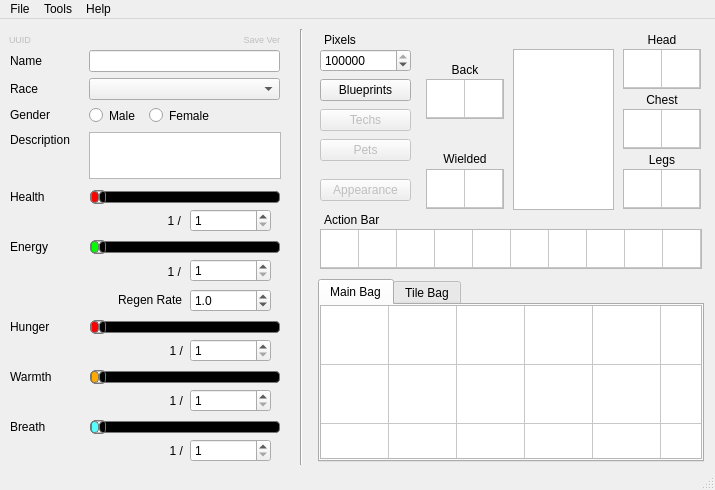
Old version of the form starcheat/templates/MainWindow.ui in the repository wizzomafizzo/starcheat.
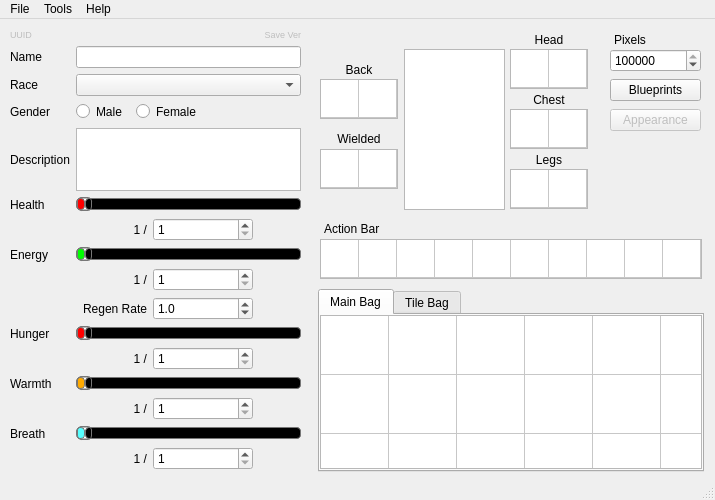
New version of the form.

Commit message: Main window gui tweaks

```diff
--- a/starcheat/templates/MainWindow.ui
+++ b/starcheat/templates/MainWindow.ui
@@ -7,7 +7,7 @@
     <x>0</x>
     <y>0</y>
     <width>715</width>
-    <height>490</height>
+    <height>500</height>
    </rect>
   </property>
   <property name="sizePolicy">
@@ -19,423 +19,23 @@
   <property name="minimumSize">
    <size>
     <width>715</width>
-    <height>490</height>
+    <height>500</height>
    </size>
   </property>
   <property name="maximumSize">
    <size>
     <width>715</width>
-    <height>490</height>
+    <height>500</height>
    </size>
   </property>
   <property name="windowTitle">
    <string>starcheat</string>
   </property>
   <widget class="QWidget" name="centralwidget">
-   <widget class="QSpinBox" name="max_health">
-    <property name="geometry">
-     <rect>
-      <x>190</x>
-      <y>190</y>
-      <width>81</width>
-      <height>23</height>
-     </rect>
-    </property>
-    <property name="minimum">
-     <number>1</number>
-    </property>
-    <property name="maximum">
-     <number>1000000</number>
-    </property>
-    <property name="singleStep">
-     <number>10</number>
-    </property>
-   </widget>
-   <widget class="QSlider" name="food">
-    <property name="geometry">
-     <rect>
-      <x>90</x>
-      <y>300</y>
-      <width>190</width>
-      <height>16</height>
-     </rect>
-    </property>
-    <property name="styleSheet">
-     <string notr="true">QSlider::groove:horizontal {
-border: 1px solid #bbb;
-background: white;
-height: 10px;
-border-radius: 4px;
-}
-
-QSlider::sub-page:horizontal {
-background: rgb(255, 0, 0);
-border: 1px solid #777;
-height: 10px;
-border-radius: 4px;
-}
-
-QSlider::add-page:horizontal {
-background: #000;
-border: 1px solid #777;
-height: 10px;
-border-radius: 4px;
-}
-
-QSlider::handle:horizontal {
-background: qlineargradient(x1:0, y1:0, x2:1, y2:1,
-    stop:0 #eee, stop:1 #ccc);
-border: 1px solid #777;
-width: 13px;
-margin-top: -2px;
-margin-bottom: -2px;
-border-radius: 4px;
-}</string>
-    </property>
-    <property name="minimum">
-     <number>1</number>
-    </property>
-    <property name="orientation">
-     <enum>Qt::Horizontal</enum>
-    </property>
-   </widget>
-   <widget class="QLabel" name="health_val">
-    <property name="geometry">
-     <rect>
-      <x>110</x>
-      <y>191</y>
-      <width>71</width>
-      <height>21</height>
-     </rect>
-    </property>
-    <property name="text">
-     <string>1 /</string>
-    </property>
-    <property name="alignment">
-     <set>Qt::AlignRight|Qt::AlignTrailing|Qt::AlignVCenter</set>
-    </property>
-   </widget>
-   <widget class="QSlider" name="breath">
-    <property name="geometry">
-     <rect>
-      <x>90</x>
-      <y>400</y>
-      <width>190</width>
-      <height>16</height>
-     </rect>
-    </property>
-    <property name="styleSheet">
-     <string notr="true">QSlider::groove:horizontal {
-border: 1px solid #bbb;
-background: white;
-height: 10px;
-border-radius: 4px;
-}
-
-QSlider::sub-page:horizontal {
-background: rgb(85, 255, 255);
-border: 1px solid #777;
-height: 10px;
-border-radius: 4px;
-}
-
-QSlider::add-page:horizontal {
-background: #000;
-border: 1px solid #777;
-height: 10px;
-border-radius: 4px;
-}
-
-QSlider::handle:horizontal {
-background: qlineargradient(x1:0, y1:0, x2:1, y2:1,
-    stop:0 #eee, stop:1 #ccc);
-border: 1px solid #777;
-width: 13px;
-margin-top: -2px;
-margin-bottom: -2px;
-border-radius: 4px;
-}</string>
-    </property>
-    <property name="minimum">
-     <number>1</number>
-    </property>
-    <property name="orientation">
-     <enum>Qt::Horizontal</enum>
-    </property>
-   </widget>
-   <widget class="QLabel" name="health_label">
-    <property name="geometry">
-     <rect>
-      <x>10</x>
-      <y>170</y>
-      <width>41</width>
-      <height>16</height>
-     </rect>
-    </property>
-    <property name="text">
-     <string>Health</string>
-    </property>
-   </widget>
-   <widget class="QSlider" name="energy">
-    <property name="geometry">
-     <rect>
-      <x>90</x>
-      <y>220</y>
-      <width>190</width>
-      <height>16</height>
-     </rect>
-    </property>
-    <property name="styleSheet">
-     <string notr="true">QSlider::groove:horizontal {
-border: 1px solid #bbb;
-background: white;
-height: 10px;
-border-radius: 4px;
-}
-
-QSlider::sub-page:horizontal {
-background: rgb(0, 255, 0);
-border: 1px solid #777;
-height: 10px;
-border-radius: 4px;
-}
-
-QSlider::add-page:horizontal {
-background: #000;
-border: 1px solid #777;
-height: 10px;
-border-radius: 4px;
-}
-
-QSlider::handle:horizontal {
-background: qlineargradient(x1:0, y1:0, x2:1, y2:1,
-    stop:0 #eee, stop:1 #ccc);
-border: 1px solid #777;
-width: 13px;
-margin-top: -2px;
-margin-bottom: -2px;
-border-radius: 4px;
-}</string>
-    </property>
-    <property name="minimum">
-     <number>1</number>
-    </property>
-    <property name="orientation">
-     <enum>Qt::Horizontal</enum>
-    </property>
-    <property name="invertedControls">
-     <bool>false</bool>
-    </property>
-   </widget>
-   <widget class="QDoubleSpinBox" name="energy_regen">
-    <property name="geometry">
-     <rect>
-      <x>190</x>
-      <y>270</y>
-      <width>81</width>
-      <height>23</height>
-     </rect>
-    </property>
-    <property name="decimals">
-     <number>1</number>
-    </property>
-    <property name="minimum">
-     <double>0.100000000000000</double>
-    </property>
-    <property name="maximum">
-     <double>1000000.000000000000000</double>
-    </property>
-    <property name="value">
-     <double>1.000000000000000</double>
-    </property>
-   </widget>
-   <widget class="QLabel" name="energy_label">
-    <property name="geometry">
-     <rect>
-      <x>10</x>
-      <y>220</y>
-      <width>44</width>
-      <height>16</height>
-     </rect>
-    </property>
-    <property name="text">
-     <string>Energy</string>
-    </property>
-   </widget>
-   <widget class="QSpinBox" name="max_energy">
-    <property name="geometry">
-     <rect>
-      <x>190</x>
-      <y>240</y>
-      <width>81</width>
-      <height>23</height>
-     </rect>
-    </property>
-    <property name="minimum">
-     <number>1</number>
-    </property>
-    <property name="maximum">
-     <number>1000000</number>
-    </property>
-    <property name="singleStep">
-     <number>10</number>
-    </property>
-   </widget>
-   <widget class="QSlider" name="health">
-    <property name="geometry">
-     <rect>
-      <x>90</x>
-      <y>170</y>
-      <width>190</width>
-      <height>16</height>
-     </rect>
-    </property>
-    <property name="styleSheet">
-     <string notr="true">QSlider::groove:horizontal {
-border: 1px solid #bbb;
-background: white;
-height: 10px;
-border-radius: 4px;
-}
-
-QSlider::sub-page:horizontal {
-background: rgb(255, 0, 0);
-border: 1px solid #777;
-height: 10px;
-border-radius: 4px;
-}
-
-QSlider::add-page:horizontal {
-background: #000;
-border: 1px solid #777;
-height: 10px;
-border-radius: 4px;
-}
-
-QSlider::handle:horizontal {
-background: qlineargradient(x1:0, y1:0, x2:1, y2:1,
-    stop:0 #eee, stop:1 #ccc);
-border: 1px solid #777;
-width: 13px;
-margin-top: -2px;
-margin-bottom: -2px;
-border-radius: 4px;
-}</string>
-    </property>
-    <property name="minimum">
-     <number>1</number>
-    </property>
-    <property name="orientation">
-     <enum>Qt::Horizontal</enum>
-    </property>
-   </widget>
-   <widget class="QLabel" name="warmth_label">
-    <property name="geometry">
-     <rect>
-      <x>10</x>
-      <y>350</y>
-      <width>47</width>
-      <height>16</height>
-     </rect>
-    </property>
-    <property name="text">
-     <string>Warmth</string>
-    </property>
-   </widget>
-   <widget class="QLabel" name="breath_label">
-    <property name="geometry">
-     <rect>
-      <x>10</x>
-      <y>400</y>
-      <width>42</width>
-      <height>16</height>
-     </rect>
-    </property>
-    <property name="text">
-     <string>Breath</string>
-    </property>
-   </widget>
-   <widget class="QLabel" name="food_label">
-    <property name="geometry">
-     <rect>
-      <x>10</x>
-      <y>300</y>
-      <width>51</width>
-      <height>16</height>
-     </rect>
-    </property>
-    <property name="text">
-     <string>Hunger</string>
-    </property>
-   </widget>
-   <widget class="QSlider" name="warmth">
-    <property name="geometry">
-     <rect>
-      <x>90</x>
-      <y>350</y>
-      <width>190</width>
-      <height>16</height>
-     </rect>
-    </property>
-    <property name="styleSheet">
-     <string notr="true">QSlider::groove:horizontal {
-border: 1px solid #bbb;
-background: white;
-height: 10px;
-border-radius: 4px;
-}
-
-QSlider::sub-page:horizontal {
-background: rgb(255, 170, 0);
-border: 1px solid #777;
-height: 10px;
-border-radius: 4px;
-}
-
-QSlider::add-page:horizontal {
-background: #000;
-border: 1px solid #777;
-height: 10px;
-border-radius: 4px;
-}
-
-QSlider::handle:horizontal {
-background: qlineargradient(x1:0, y1:0, x2:1, y2:1,
-    stop:0 #eee, stop:1 #ccc);
-border: 1px solid #777;
-width: 13px;
-margin-top: -2px;
-margin-bottom: -2px;
-border-radius: 4px;
-}</string>
-    </property>
-    <property name="minimum">
-     <number>1</number>
-    </property>
-    <property name="orientation">
-     <enum>Qt::Horizontal</enum>
-    </property>
-   </widget>
-   <widget class="QLabel" name="energy_regen_label">
-    <property name="geometry">
-     <rect>
-      <x>111</x>
-      <y>270</y>
-      <width>71</width>
-      <height>21</height>
-     </rect>
-    </property>
-    <property name="text">
-     <string>Regen Rate</string>
-    </property>
-    <property name="alignment">
-     <set>Qt::AlignRight|Qt::AlignTrailing|Qt::AlignVCenter</set>
-    </property>
-   </widget>
    <widget class="QLabel" name="backpack_label">
     <property name="geometry">
      <rect>
-      <x>426</x>
+      <x>320</x>
       <y>40</y>
       <width>78</width>
       <height>21</height>
@@ -451,7 +51,7 @@
    <widget class="QLabel" name="legs_label">
     <property name="geometry">
      <rect>
-      <x>623</x>
+      <x>510</x>
       <y>130</y>
       <width>78</width>
       <height>21</height>
@@ -467,7 +67,7 @@
    <widget class="QLabel" name="chest_label">
     <property name="geometry">
      <rect>
-      <x>623</x>
+      <x>510</x>
       <y>70</y>
       <width>78</width>
       <height>21</height>
@@ -483,7 +83,7 @@
    <widget class="QLabel" name="head_label">
     <property name="geometry">
      <rect>
-      <x>623</x>
+      <x>510</x>
       <y>10</y>
       <width>78</width>
       <height>21</height>
@@ -500,7 +100,7 @@
     <property name="geometry">
      <rect>
       <x>318</x>
-      <y>260</y>
+      <y>270</y>
       <width>386</width>
       <height>183</height>
      </rect>
@@ -834,7 +434,7 @@
     <property name="geometry">
      <rect>
       <x>320</x>
-      <y>210</y>
+      <y>220</y>
       <width>382</width>
       <height>40</height>
      </rect>
@@ -963,23 +563,10 @@
      </property>
     </column>
    </widget>
-   <widget class="QLabel" name="label">
-    <property name="geometry">
-     <rect>
-      <x>324</x>
-      <y>190</y>
-      <width>64</width>
-      <height>21</height>
-     </rect>
-    </property>
-    <property name="text">
-     <string>Action Bar</string>
-    </property>
-   </widget>
    <widget class="QTableWidget" name="back">
     <property name="geometry">
      <rect>
-      <x>426</x>
+      <x>320</x>
       <y>60</y>
       <width>78</width>
       <height>40</height>
@@ -1069,26 +656,10 @@
      </property>
     </column>
    </widget>
-   <widget class="QLabel" name="energy_val">
-    <property name="geometry">
-     <rect>
-      <x>110</x>
-      <y>242</y>
-      <width>71</width>
-      <height>21</height>
-     </rect>
-    </property>
-    <property name="text">
-     <string>1 /</string>
-    </property>
-    <property name="alignment">
-     <set>Qt::AlignRight|Qt::AlignTrailing|Qt::AlignVCenter</set>
-    </property>
-   </widget>
    <widget class="QLabel" name="pixels_label">
     <property name="geometry">
      <rect>
-      <x>324</x>
+      <x>614</x>
       <y>10</y>
       <width>41</width>
       <height>21</height>
@@ -1107,7 +678,7 @@
    <widget class="QSpinBox" name="pixels">
     <property name="geometry">
      <rect>
-      <x>320</x>
+      <x>610</x>
       <y>30</y>
       <width>91</width>
       <height>23</height>
@@ -1126,7 +697,7 @@
    <widget class="QGraphicsView" name="player_pic">
     <property name="geometry">
      <rect>
-      <x>513</x>
+      <x>404</x>
       <y>30</y>
       <width>101</width>
       <height>161</height>
@@ -1136,8 +707,8 @@
    <widget class="QLabel" name="left_hand_label_2">
     <property name="geometry">
      <rect>
-      <x>426</x>
-      <y>130</y>
+      <x>320</x>
+      <y>110</y>
       <width>78</width>
       <height>20</height>
      </rect>
@@ -1149,179 +720,10 @@
      <set>Qt::AlignCenter</set>
     </property>
    </widget>
-   <widget class="QLabel" name="food_val">
-    <property name="geometry">
-     <rect>
-      <x>112</x>
-      <y>321</y>
-      <width>71</width>
-      <height>21</height>
-     </rect>
-    </property>
-    <property name="text">
-     <string>1 /</string>
-    </property>
-    <property name="alignment">
-     <set>Qt::AlignRight|Qt::AlignTrailing|Qt::AlignVCenter</set>
-    </property>
-   </widget>
-   <widget class="QSpinBox" name="max_food">
-    <property name="geometry">
-     <rect>
-      <x>190</x>
-      <y>320</y>
-      <width>81</width>
-      <height>23</height>
-     </rect>
-    </property>
-    <property name="minimum">
-     <number>1</number>
-    </property>
-    <property name="maximum">
-     <number>1000000</number>
-    </property>
-    <property name="singleStep">
-     <number>10</number>
-    </property>
-   </widget>
-   <widget class="QLabel" name="warmth_val">
-    <property name="geometry">
-     <rect>
-      <x>112</x>
-      <y>371</y>
-      <width>71</width>
-      <height>21</height>
-     </rect>
-    </property>
-    <property name="text">
-     <string>1 /</string>
-    </property>
-    <property name="alignment">
-     <set>Qt::AlignRight|Qt::AlignTrailing|Qt::AlignVCenter</set>
-    </property>
-   </widget>
-   <widget class="QSpinBox" name="max_warmth">
-    <property name="geometry">
-     <rect>
-      <x>190</x>
-      <y>370</y>
-      <width>81</width>
-      <height>23</height>
-     </rect>
-    </property>
-    <property name="minimum">
-     <number>1</number>
-    </property>
-    <property name="maximum">
-     <number>1000000</number>
-    </property>
-    <property name="singleStep">
-     <number>10</number>
-    </property>
-   </widget>
-   <widget class="QLabel" name="breath_val">
-    <property name="geometry">
-     <rect>
-      <x>112</x>
-      <y>421</y>
-      <width>71</width>
-      <height>21</height>
-     </rect>
-    </property>
-    <property name="text">
-     <string>1 /</string>
-    </property>
-    <property name="alignment">
-     <set>Qt::AlignRight|Qt::AlignTrailing|Qt::AlignVCenter</set>
-    </property>
-   </widget>
-   <widget class="QSpinBox" name="max_breath">
-    <property name="geometry">
-     <rect>
-      <x>190</x>
-      <y>420</y>
-      <width>81</width>
-      <height>23</height>
-     </rect>
-    </property>
-    <property name="minimum">
-     <number>1</number>
-    </property>
-    <property name="maximum">
-     <number>1000000</number>
-    </property>
-    <property name="singleStep">
-     <number>10</number>
-    </property>
-   </widget>
-   <widget class="Line" name="line">
-    <property name="geometry">
-     <rect>
-      <x>291</x>
-      <y>10</y>
-      <width>21</width>
-      <height>436</height>
-     </rect>
-    </property>
-    <property name="frameShadow">
-     <enum>QFrame::Sunken</enum>
-    </property>
-    <property name="orientation">
-     <enum>Qt::Vertical</enum>
-    </property>
-   </widget>
-   <widget class="QLabel" name="uuid_label">
-    <property name="enabled">
-     <bool>false</bool>
-    </property>
-    <property name="geometry">
-     <rect>
-      <x>9</x>
-      <y>10</y>
-      <width>221</width>
-      <height>20</height>
-     </rect>
-    </property>
-    <property name="font">
-     <font>
-      <pointsize>7</pointsize>
-     </font>
-    </property>
-    <property name="text">
-     <string>UUID</string>
-    </property>
-    <property name="alignment">
-     <set>Qt::AlignLeading|Qt::AlignLeft|Qt::AlignVCenter</set>
-    </property>
-   </widget>
-   <widget class="QLabel" name="ver_label">
-    <property name="enabled">
-     <bool>false</bool>
-    </property>
-    <property name="geometry">
-     <rect>
-      <x>229</x>
-      <y>10</y>
-      <width>51</width>
-      <height>20</height>
-     </rect>
-    </property>
-    <property name="font">
-     <font>
-      <pointsize>7</pointsize>
-     </font>
-    </property>
-    <property name="text">
-     <string>Save Ver</string>
-    </property>
-    <property name="alignment">
-     <set>Qt::AlignRight|Qt::AlignTrailing|Qt::AlignVCenter</set>
-    </property>
-   </widget>
    <widget class="QPushButton" name="blueprints_button">
     <property name="geometry">
      <rect>
-      <x>320</x>
+      <x>610</x>
       <y>60</y>
       <width>91</width>
       <height>22</height>
@@ -1334,8 +736,8 @@
    <widget class="QTableWidget" name="wieldable">
     <property name="geometry">
      <rect>
-      <x>426</x>
-      <y>150</y>
+      <x>320</x>
+      <y>130</y>
       <width>78</width>
       <height>40</height>
      </rect>
@@ -1427,7 +829,7 @@
    <widget class="QTableWidget" name="head">
     <property name="geometry">
      <rect>
-      <x>623</x>
+      <x>510</x>
       <y>30</y>
       <width>78</width>
       <height>40</height>
@@ -1520,7 +922,7 @@
    <widget class="QTableWidget" name="chest">
     <property name="geometry">
      <rect>
-      <x>623</x>
+      <x>510</x>
       <y>90</y>
       <width>78</width>
       <height>40</height>
@@ -1613,7 +1015,7 @@
    <widget class="QTableWidget" name="legs">
     <property name="geometry">
      <rect>
-      <x>623</x>
+      <x>510</x>
       <y>150</y>
       <width>78</width>
       <height>40</height>
@@ -1703,46 +1105,14 @@
      </property>
     </column>
    </widget>
-   <widget class="QPushButton" name="techs">
-    <property name="enabled">
-     <bool>false</bool>
-    </property>
-    <property name="geometry">
-     <rect>
-      <x>320</x>
-      <y>90</y>
-      <width>91</width>
-      <height>22</height>
-     </rect>
-    </property>
-    <property name="text">
-     <string>Techs</string>
-    </property>
-   </widget>
-   <widget class="QPushButton" name="pets">
-    <property name="enabled">
-     <bool>false</bool>
-    </property>
-    <property name="geometry">
-     <rect>
-      <x>320</x>
-      <y>120</y>
-      <width>91</width>
-      <height>22</height>
-     </rect>
-    </property>
-    <property name="text">
-     <string>Pets</string>
-    </property>
-   </widget>
    <widget class="QPushButton" name="pushButton">
     <property name="enabled">
      <bool>false</bool>
     </property>
     <property name="geometry">
      <rect>
-      <x>320</x>
-      <y>160</y>
+      <x>610</x>
+      <y>90</y>
       <width>91</width>
       <height>22</height>
      </rect>
@@ -1751,129 +1121,564 @@
      <string>Appearance</string>
     </property>
    </widget>
-   <widget class="QLabel" name="name_label">
+   <widget class="QLabel" name="action_bar_label">
     <property name="geometry">
      <rect>
-      <x>10</x>
-      <y>31</y>
-      <width>36</width>
-      <height>21</height>
+      <x>324</x>
+      <y>200</y>
+      <width>81</width>
+      <height>20</height>
      </rect>
     </property>
     <property name="text">
-     <string>Name</string>
+     <string>Action Bar</string>
     </property>
    </widget>
-   <widget class="QLineEdit" name="name">
+   <widget class="QWidget" name="">
     <property name="geometry">
      <rect>
-      <x>89</x>
-      <y>31</y>
-      <width>191</width>
-      <height>22</height>
-     </rect>
-    </property>
-   </widget>
-   <widget class="QLabel" name="race_label">
-    <property name="geometry">
-     <rect>
       <x>10</x>
-      <y>59</y>
-      <width>31</width>
-      <height>21</height>
+      <y>10</y>
+      <width>291</width>
+      <height>441</height>
      </rect>
     </property>
-    <property name="text">
-     <string>Race</string>
-    </property>
-   </widget>
-   <widget class="QComboBox" name="race">
-    <property name="geometry">
-     <rect>
-      <x>89</x>
-      <y>59</y>
-      <width>191</width>
-      <height>22</height>
-     </rect>
-    </property>
-   </widget>
-   <widget class="QLabel" name="gender_label">
-    <property name="geometry">
-     <rect>
-      <x>10</x>
-      <y>88</y>
-      <width>46</width>
-      <height>16</height>
-     </rect>
-    </property>
-    <property name="text">
-     <string>Gender</string>
-    </property>
-   </widget>
-   <widget class="QWidget" name="widget" native="true">
-    <property name="geometry">
-     <rect>
-      <x>89</x>
-      <y>87</y>
-      <width>192</width>
-      <height>20</height>
-     </rect>
-    </property>
-    <property name="minimumSize">
-     <size>
-      <width>0</width>
-      <height>20</height>
-     </size>
-    </property>
-    <widget class="QRadioButton" name="male">
-     <property name="geometry">
-      <rect>
-       <x>0</x>
-       <y>0</y>
-       <width>57</width>
-       <height>19</height>
-      </rect>
-     </property>
-     <property name="text">
-      <string>Male</string>
-     </property>
-    </widget>
-    <widget class="QRadioButton" name="female">
-     <property name="geometry">
-      <rect>
-       <x>60</x>
-       <y>0</y>
-       <width>72</width>
-       <height>19</height>
-      </rect>
-     </property>
-     <property name="text">
-      <string>Female</string>
-     </property>
-    </widget>
-   </widget>
-   <widget class="QLabel" name="desc_label">
-    <property name="geometry">
-     <rect>
-      <x>10</x>
-      <y>113</y>
-      <width>71</width>
-      <height>16</height>
-     </rect>
-    </property>
-    <property name="text">
-     <string>Description</string>
-    </property>
-   </widget>
-   <widget class="QPlainTextEdit" name="description">
-    <property name="geometry">
-     <rect>
-      <x>89</x>
-      <y>113</y>
-      <width>192</width>
-      <height>47</height>
-     </rect>
-    </property>
+    <layout class="QGridLayout" name="gridLayout">
+     <item row="0" column="0" colspan="3">
+      <widget class="QLabel" name="uuid_label">
+       <property name="enabled">
+        <bool>false</bool>
+       </property>
+       <property name="font">
+        <font>
+         <pointsize>7</pointsize>
+        </font>
+       </property>
+       <property name="text">
+        <string>UUID</string>
+       </property>
+       <property name="alignment">
+        <set>Qt::AlignLeading|Qt::AlignLeft|Qt::AlignVCenter</set>
+       </property>
+      </widget>
+     </item>
+     <item row="0" column="3">
+      <widget class="QLabel" name="ver_label">
+       <property name="enabled">
+        <bool>false</bool>
+       </property>
+       <property name="font">
+        <font>
+         <pointsize>7</pointsize>
+        </font>
+       </property>
+       <property name="text">
+        <string>Save Ver</string>
+       </property>
+       <property name="alignment">
+        <set>Qt::AlignRight|Qt::AlignTrailing|Qt::AlignVCenter</set>
+       </property>
+      </widget>
+     </item>
+     <item row="1" column="0">
+      <widget class="QLabel" name="name_label">
+       <property name="text">
+        <string>Name</string>
+       </property>
+      </widget>
+     </item>
+     <item row="1" column="1" colspan="3">
+      <widget class="QLineEdit" name="name"/>
+     </item>
+     <item row="2" column="0">
+      <widget class="QLabel" name="race_label">
+       <property name="text">
+        <string>Race</string>
+       </property>
+      </widget>
+     </item>
+     <item row="2" column="1" colspan="3">
+      <widget class="QComboBox" name="race"/>
+     </item>
+     <item row="3" column="0">
+      <widget class="QLabel" name="gender_label">
+       <property name="text">
+        <string>Gender</string>
+       </property>
+      </widget>
+     </item>
+     <item row="3" column="1" colspan="3">
+      <widget class="QWidget" name="widget" native="true">
+       <property name="minimumSize">
+        <size>
+         <width>0</width>
+         <height>20</height>
+        </size>
+       </property>
+       <widget class="QRadioButton" name="male">
+        <property name="geometry">
+         <rect>
+          <x>0</x>
+          <y>0</y>
+          <width>57</width>
+          <height>19</height>
+         </rect>
+        </property>
+        <property name="text">
+         <string>Male</string>
+        </property>
+       </widget>
+       <widget class="QRadioButton" name="female">
+        <property name="geometry">
+         <rect>
+          <x>60</x>
+          <y>0</y>
+          <width>72</width>
+          <height>19</height>
+         </rect>
+        </property>
+        <property name="text">
+         <string>Female</string>
+        </property>
+       </widget>
+      </widget>
+     </item>
+     <item row="4" column="0">
+      <widget class="QLabel" name="desc_label">
+       <property name="text">
+        <string>Description</string>
+       </property>
+      </widget>
+     </item>
+     <item row="4" column="1" colspan="3">
+      <widget class="QPlainTextEdit" name="description"/>
+     </item>
+     <item row="5" column="0">
+      <widget class="QLabel" name="health_label">
+       <property name="text">
+        <string>Health</string>
+       </property>
+      </widget>
+     </item>
+     <item row="5" column="1" colspan="3">
+      <widget class="QSlider" name="health">
+       <property name="styleSheet">
+        <string notr="true">QSlider::groove:horizontal {
+border: 1px solid #bbb;
+background: white;
+height: 10px;
+border-radius: 4px;
+}
+
+QSlider::sub-page:horizontal {
+background: rgb(255, 0, 0);
+border: 1px solid #777;
+height: 10px;
+border-radius: 4px;
+}
+
+QSlider::add-page:horizontal {
+background: #000;
+border: 1px solid #777;
+height: 10px;
+border-radius: 4px;
+}
+
+QSlider::handle:horizontal {
+background: qlineargradient(x1:0, y1:0, x2:1, y2:1,
+    stop:0 #eee, stop:1 #ccc);
+border: 1px solid #777;
+width: 13px;
+margin-top: -2px;
+margin-bottom: -2px;
+border-radius: 4px;
+}</string>
+       </property>
+       <property name="minimum">
+        <number>1</number>
+       </property>
+       <property name="orientation">
+        <enum>Qt::Horizontal</enum>
+       </property>
+      </widget>
+     </item>
+     <item row="6" column="1">
+      <widget class="QLabel" name="health_val">
+       <property name="text">
+        <string>1 /</string>
+       </property>
+       <property name="alignment">
+        <set>Qt::AlignRight|Qt::AlignTrailing|Qt::AlignVCenter</set>
+       </property>
+      </widget>
+     </item>
+     <item row="6" column="2" colspan="2">
+      <widget class="QSpinBox" name="max_health">
+       <property name="maximumSize">
+        <size>
+         <width>100</width>
+         <height>16777215</height>
+        </size>
+       </property>
+       <property name="minimum">
+        <number>1</number>
+       </property>
+       <property name="maximum">
+        <number>1000000</number>
+       </property>
+       <property name="singleStep">
+        <number>10</number>
+       </property>
+      </widget>
+     </item>
+     <item row="7" column="0">
+      <widget class="QLabel" name="energy_label">
+       <property name="text">
+        <string>Energy</string>
+       </property>
+      </widget>
+     </item>
+     <item row="7" column="1" colspan="3">
+      <widget class="QSlider" name="energy">
+       <property name="styleSheet">
+        <string notr="true">QSlider::groove:horizontal {
+border: 1px solid #bbb;
+background: white;
+height: 10px;
+border-radius: 4px;
+}
+
+QSlider::sub-page:horizontal {
+background: rgb(0, 255, 0);
+border: 1px solid #777;
+height: 10px;
+border-radius: 4px;
+}
+
+QSlider::add-page:horizontal {
+background: #000;
+border: 1px solid #777;
+height: 10px;
+border-radius: 4px;
+}
+
+QSlider::handle:horizontal {
+background: qlineargradient(x1:0, y1:0, x2:1, y2:1,
+    stop:0 #eee, stop:1 #ccc);
+border: 1px solid #777;
+width: 13px;
+margin-top: -2px;
+margin-bottom: -2px;
+border-radius: 4px;
+}</string>
+       </property>
+       <property name="minimum">
+        <number>1</number>
+       </property>
+       <property name="orientation">
+        <enum>Qt::Horizontal</enum>
+       </property>
+       <property name="invertedControls">
+        <bool>false</bool>
+       </property>
+      </widget>
+     </item>
+     <item row="8" column="1">
+      <widget class="QLabel" name="energy_val">
+       <property name="text">
+        <string>1 /</string>
+       </property>
+       <property name="alignment">
+        <set>Qt::AlignRight|Qt::AlignTrailing|Qt::AlignVCenter</set>
+       </property>
+      </widget>
+     </item>
+     <item row="8" column="2" colspan="2">
+      <widget class="QSpinBox" name="max_energy">
+       <property name="maximumSize">
+        <size>
+         <width>100</width>
+         <height>16777215</height>
+        </size>
+       </property>
+       <property name="minimum">
+        <number>1</number>
+       </property>
+       <property name="maximum">
+        <number>1000000</number>
+       </property>
+       <property name="singleStep">
+        <number>10</number>
+       </property>
+      </widget>
+     </item>
+     <item row="9" column="1">
+      <widget class="QLabel" name="energy_regen_label">
+       <property name="text">
+        <string>Regen Rate</string>
+       </property>
+       <property name="alignment">
+        <set>Qt::AlignRight|Qt::AlignTrailing|Qt::AlignVCenter</set>
+       </property>
+      </widget>
+     </item>
+     <item row="9" column="2" colspan="2">
+      <widget class="QDoubleSpinBox" name="energy_regen">
+       <property name="maximumSize">
+        <size>
+         <width>100</width>
+         <height>16777215</height>
+        </size>
+       </property>
+       <property name="decimals">
+        <number>1</number>
+       </property>
+       <property name="minimum">
+        <double>0.100000000000000</double>
+       </property>
+       <property name="maximum">
+        <double>1000000.000000000000000</double>
+       </property>
+       <property name="value">
+        <double>1.000000000000000</double>
+       </property>
+      </widget>
+     </item>
+     <item row="10" column="0">
+      <widget class="QLabel" name="food_label">
+       <property name="text">
+        <string>Hunger</string>
+       </property>
+      </widget>
+     </item>
+     <item row="10" column="1" colspan="3">
+      <widget class="QSlider" name="food">
+       <property name="styleSheet">
+        <string notr="true">QSlider::groove:horizontal {
+border: 1px solid #bbb;
+background: white;
+height: 10px;
+border-radius: 4px;
+}
+
+QSlider::sub-page:horizontal {
+background: rgb(255, 0, 0);
+border: 1px solid #777;
+height: 10px;
+border-radius: 4px;
+}
+
+QSlider::add-page:horizontal {
+background: #000;
+border: 1px solid #777;
+height: 10px;
+border-radius: 4px;
+}
+
+QSlider::handle:horizontal {
+background: qlineargradient(x1:0, y1:0, x2:1, y2:1,
+    stop:0 #eee, stop:1 #ccc);
+border: 1px solid #777;
+width: 13px;
+margin-top: -2px;
+margin-bottom: -2px;
+border-radius: 4px;
+}</string>
+       </property>
+       <property name="minimum">
+        <number>1</number>
+       </property>
+       <property name="orientation">
+        <enum>Qt::Horizontal</enum>
+       </property>
+      </widget>
+     </item>
+     <item row="11" column="1">
+      <widget class="QLabel" name="food_val">
+       <property name="text">
+        <string>1 /</string>
+       </property>
+       <property name="alignment">
+        <set>Qt::AlignRight|Qt::AlignTrailing|Qt::AlignVCenter</set>
+       </property>
+      </widget>
+     </item>
+     <item row="11" column="2" colspan="2">
+      <widget class="QSpinBox" name="max_food">
+       <property name="maximumSize">
+        <size>
+         <width>100</width>
+         <height>16777215</height>
+        </size>
+       </property>
+       <property name="minimum">
+        <number>1</number>
+       </property>
+       <property name="maximum">
+        <number>1000000</number>
+       </property>
+       <property name="singleStep">
+        <number>10</number>
+       </property>
+      </widget>
+     </item>
+     <item row="12" column="0">
+      <widget class="QLabel" name="warmth_label">
+       <property name="text">
+        <string>Warmth</string>
+       </property>
+      </widget>
+     </item>
+     <item row="12" column="1" colspan="3">
+      <widget class="QSlider" name="warmth">
+       <property name="styleSheet">
+        <string notr="true">QSlider::groove:horizontal {
+border: 1px solid #bbb;
+background: white;
+height: 10px;
+border-radius: 4px;
+}
+
+QSlider::sub-page:horizontal {
+background: rgb(255, 170, 0);
+border: 1px solid #777;
+height: 10px;
+border-radius: 4px;
+}
+
+QSlider::add-page:horizontal {
+background: #000;
+border: 1px solid #777;
+height: 10px;
+border-radius: 4px;
+}
+
+QSlider::handle:horizontal {
+background: qlineargradient(x1:0, y1:0, x2:1, y2:1,
+    stop:0 #eee, stop:1 #ccc);
+border: 1px solid #777;
+width: 13px;
+margin-top: -2px;
+margin-bottom: -2px;
+border-radius: 4px;
+}</string>
+       </property>
+       <property name="minimum">
+        <number>1</number>
+       </property>
+       <property name="orientation">
+        <enum>Qt::Horizontal</enum>
+       </property>
+      </widget>
+     </item>
+     <item row="13" column="1">
+      <widget class="QLabel" name="warmth_val">
+       <property name="text">
+        <string>1 /</string>
+       </property>
+       <property name="alignment">
+        <set>Qt::AlignRight|Qt::AlignTrailing|Qt::AlignVCenter</set>
+       </property>
+      </widget>
+     </item>
+     <item row="13" column="2" colspan="2">
+      <widget class="QSpinBox" name="max_warmth">
+       <property name="maximumSize">
+        <size>
+         <width>100</width>
+         <height>16777215</height>
+        </size>
+       </property>
+       <property name="minimum">
+        <number>1</number>
+       </property>
+       <property name="maximum">
+        <number>1000000</number>
+       </property>
+       <property name="singleStep">
+        <number>10</number>
+       </property>
+      </widget>
+     </item>
+     <item row="14" column="0">
+      <widget class="QLabel" name="breath_label">
+       <property name="text">
+        <string>Breath</string>
+       </property>
+      </widget>
+     </item>
+     <item row="14" column="1" colspan="3">
+      <widget class="QSlider" name="breath">
+       <property name="styleSheet">
+        <string notr="true">QSlider::groove:horizontal {
+border: 1px solid #bbb;
+background: white;
+height: 10px;
+border-radius: 4px;
+}
+
+QSlider::sub-page:horizontal {
+background: rgb(85, 255, 255);
+border: 1px solid #777;
+height: 10px;
+border-radius: 4px;
+}
+
+QSlider::add-page:horizontal {
+background: #000;
+border: 1px solid #777;
+height: 10px;
+border-radius: 4px;
+}
+
+QSlider::handle:horizontal {
+background: qlineargradient(x1:0, y1:0, x2:1, y2:1,
+    stop:0 #eee, stop:1 #ccc);
+border: 1px solid #777;
+width: 13px;
+margin-top: -2px;
+margin-bottom: -2px;
+border-radius: 4px;
+}</string>
+       </property>
+       <property name="minimum">
+        <number>1</number>
+       </property>
+       <property name="orientation">
+        <enum>Qt::Horizontal</enum>
+       </property>
+      </widget>
+     </item>
+     <item row="15" column="1">
+      <widget class="QLabel" name="breath_val">
+       <property name="text">
+        <string>1 /</string>
+       </property>
+       <property name="alignment">
+        <set>Qt::AlignRight|Qt::AlignTrailing|Qt::AlignVCenter</set>
+       </property>
+      </widget>
+     </item>
+     <item row="15" column="2" colspan="2">
+      <widget class="QSpinBox" name="max_breath">
+       <property name="maximumSize">
+        <size>
+         <width>100</width>
+         <height>16777215</height>
+        </size>
+       </property>
+       <property name="minimum">
+        <number>1</number>
+       </property>
+       <property name="maximum">
+        <number>1000000</number>
+       </property>
+       <property name="singleStep">
+        <number>10</number>
+       </property>
+      </widget>
+     </item>
+    </layout>
    </widget>
   </widget>
   <widget class="QMenuBar" name="menubar">
```
